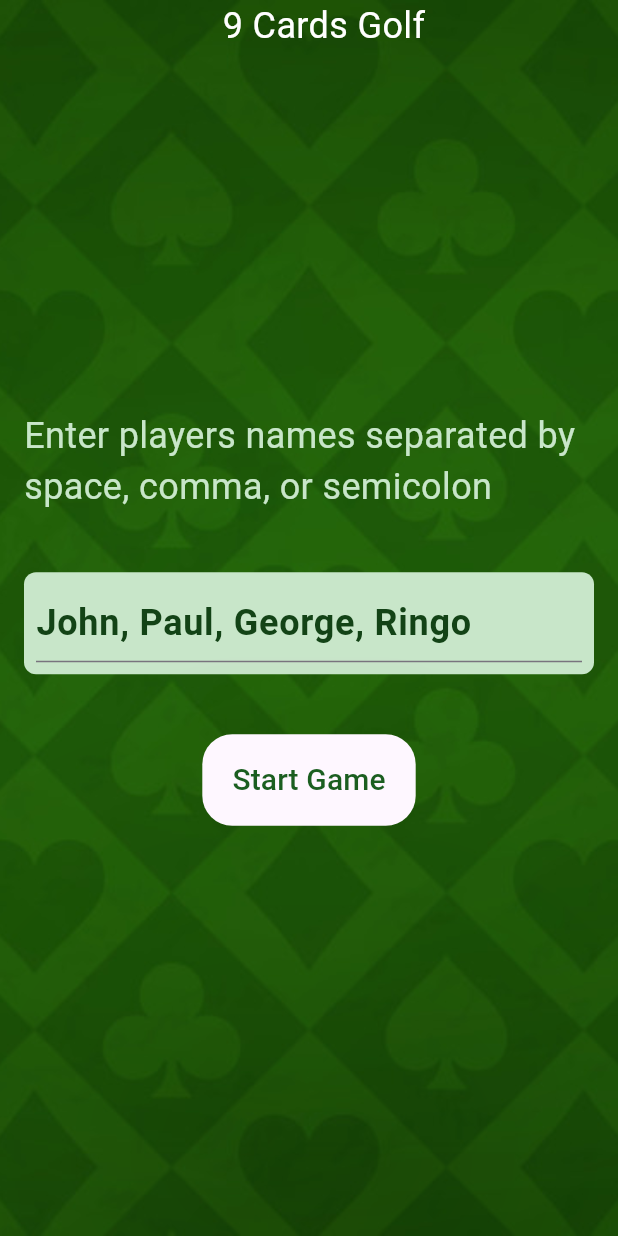
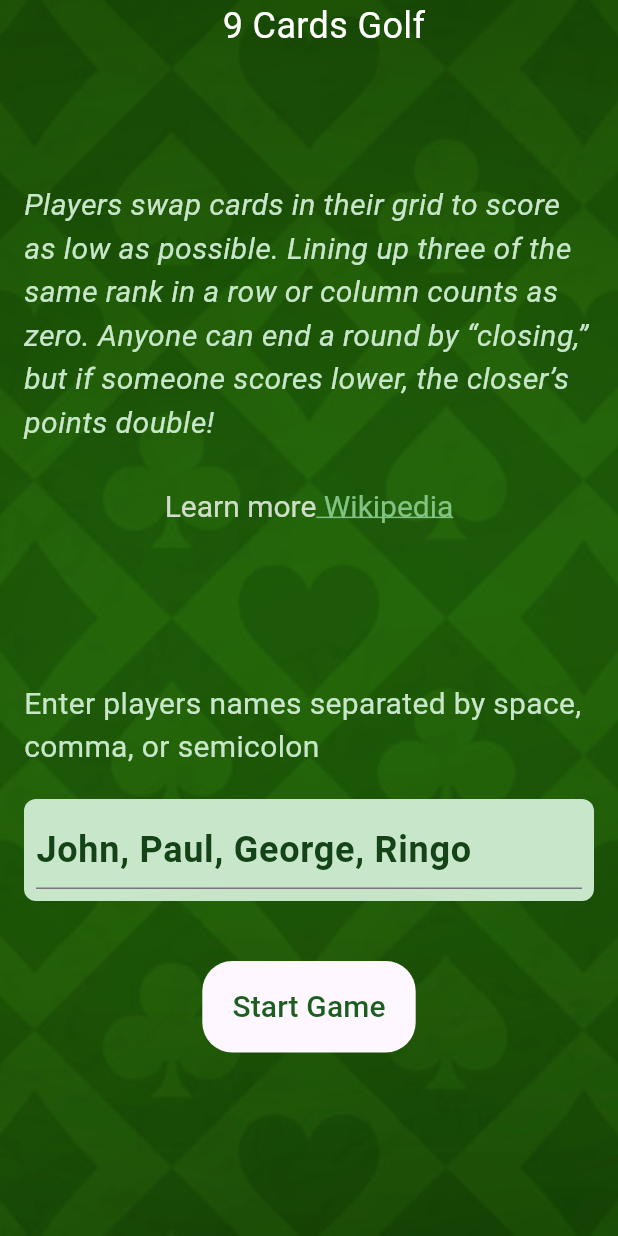
Before and after one commit to vteam-com/Cards, a Flutter app: the screen it shows after launch, on a phone screen of 412 x 824 dp. Run offline on Flutter 3.47's test engine with Material 3 defaults, Android fonts, the phone set to English and light mode, and no system bars; our stand-ins replace shared_preferences; missing offline and left inert: colorize_text_avatar.

Commit message:
Add Rules and link to Wikipedia

```diff
--- a/lib/screens/setup_screen.dart
+++ b/lib/screens/setup_screen.dart
@@ -1,6 +1,7 @@
 import 'package:cards/game_model.dart';
 import 'package:cards/screens/game_screen.dart';
 import 'package:cards/widgets/screen.dart';
+import 'package:cards/widgets/text_url.dart';
 import 'package:flutter/material.dart';
 import 'package:provider/provider.dart';
 
@@ -32,11 +33,26 @@ class PlayerSetupScreenState extends State<PlayerSetupScreen> {
             child: Column(
               mainAxisAlignment: MainAxisAlignment.center,
               children: [
+                const Spacer(),
+                Text(
+                  'Players swap cards in their grid to score as low as possible. Lining up three of the same rank in a row or column counts as zero. Anyone can end a round by “closing,” but if someone scores lower, the closer’s points double!\n',
+                  style: TextStyle(
+                    color: Colors.green.shade100,
+                    fontSize: 20,
+                    fontStyle: FontStyle.italic,
+                  ),
+                ),
+                const TextWithLink(
+                  text: 'Learn more',
+                  linkText: 'Wikipedia',
+                  url: 'https://en.wikipedia.org/wiki/Golf_(card_game)',
+                ),
+                const Spacer(),
                 Text(
                   'Enter players names separated by space, comma, or semicolon',
-                  style: TextStyle(color: Colors.green.shade100, fontSize: 24),
+                  style: TextStyle(color: Colors.green.shade100, fontSize: 20),
                 ),
-                const SizedBox(height: 40),
+                const SizedBox(height: 20),
                 Container(
                   padding: const EdgeInsets.all(8),
                   decoration: BoxDecoration(
@@ -77,6 +93,7 @@ class PlayerSetupScreenState extends State<PlayerSetupScreen> {
                     ),
                   ),
                 ),
+                const Spacer(),
               ],
             ),
           ),
--- /dev/null
+++ b/lib/widgets/text_url.dart
@@ -0,0 +1,46 @@
+import 'package:flutter/gestures.dart';
+import 'package:flutter/material.dart';
+import 'package:url_launcher/url_launcher.dart';
+
+class TextWithLink extends StatelessWidget {
+  const TextWithLink({
+    super.key,
+    required this.text,
+    required this.linkText,
+    required this.url,
+  });
+  final String text;
+  final String linkText;
+  final String url;
+
+  // Function to open the URL
+  Future<void> _launchURL(String url) async {
+    Uri uri = Uri.parse(url);
+    if (!await launchUrl(uri)) {
+      throw 'Could not launch $url';
+    }
+  }
+
+  @override
+  Widget build(BuildContext context) {
+    return RichText(
+      text: TextSpan(
+        children: <TextSpan>[
+          TextSpan(
+            text: text,
+            style: TextStyle(color: Colors.white.withAlpha(200), fontSize: 20),
+          ),
+          TextSpan(
+            text: ' $linkText',
+            style: const TextStyle(
+              fontSize: 20,
+              color: Color.fromARGB(255, 128, 195, 131),
+              decoration: TextDecoration.underline,
+            ),
+            recognizer: TapGestureRecognizer()..onTap = () => _launchURL(url),
+          ),
+        ],
+      ),
+    );
+  }
+}
--- a/pubspec.yaml
+++ b/pubspec.yaml
@@ -37,6 +37,7 @@ dependencies:
   provider: ^6.0.0 # or another sta
   shared_preferences: ^2.3.2
   colorize_text_avatar: ^1.0.2
+  url_launcher: ^6.3.1
 
 dev_dependencies:
   flutter_test:
```
Also changed, not shown: graph.svg, pubspec.lock, 7 other files.
